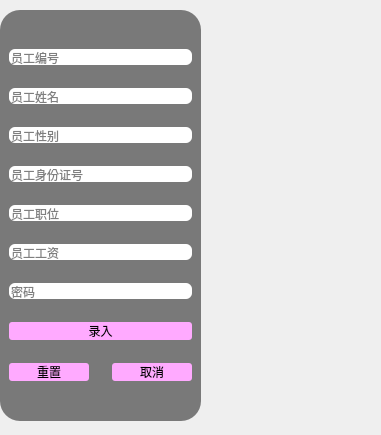
First picture: the form in insert_Employ.ui, repository XiAoY0/BookStoreMangement, before the edit.
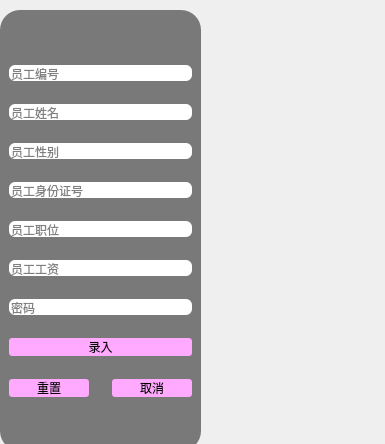
Second picture: the form after the edit.

The edit to the form file:
```diff
--- a/insert_Employ.ui
+++ b/insert_Employ.ui
@@ -6,8 +6,8 @@
    <rect>
     <x>0</x>
     <y>0</y>
-    <width>381</width>
-    <height>435</height>
+    <width>385</width>
+    <height>444</height>
    </rect>
   </property>
   <property name="sizePolicy">
@@ -25,7 +25,7 @@
      <x>0</x>
      <y>10</y>
      <width>201</width>
-     <height>411</height>
+     <height>441</height>
     </rect>
    </property>
    <property name="styleSheet">
```
